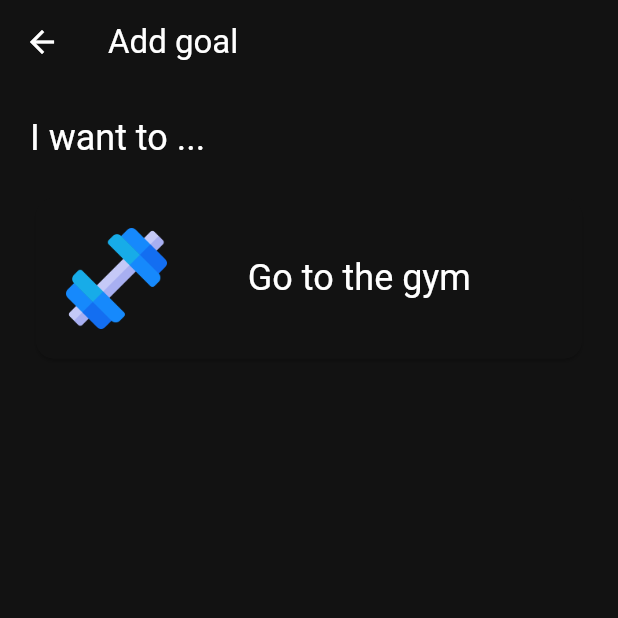
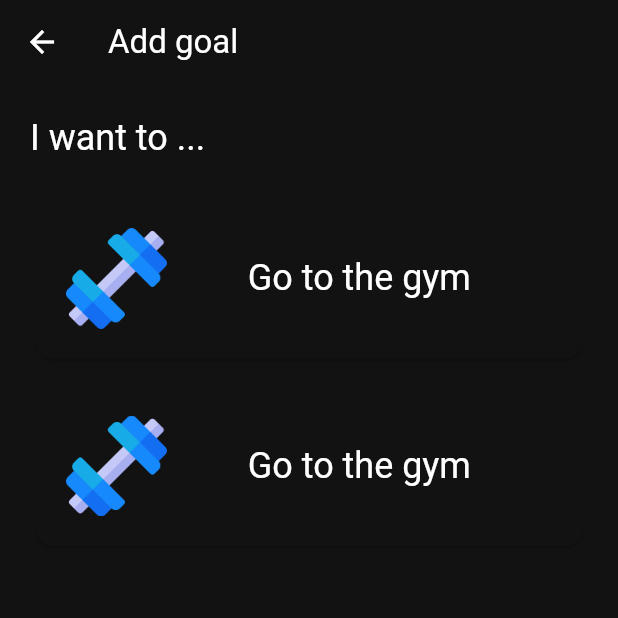
Before and after one commit to Gabriel2048/Goaly, a Flutter app: the AddGoalScreen screen opened by its route, on a phone screen of 412 x 824 dp, the top half of it. Run offline on Flutter 3.47's test engine with Material 2 defaults, Android fonts, the phone set to English and light mode, and no system bars; our stand-ins replace cloud_firestore, cloud_functions, firebase_auth, firebase_core, flutter_riverpod, font_awesome_flutter and 2 more; accounts and stored records are empty; generated files the repository leaves out were written again; Roboto replaces fonts that are missing (Chewy).

Commit message:
Added addableGoalsProvider

```diff
--- /dev/null
+++ b/app/lib/providers/addable_goals_provider.dart
@@ -0,0 +1,15 @@
+import 'package:flutter_riverpod/flutter_riverpod.dart';
+
+final addableGoalsProvider = Provider<List<AddableGoal>>((ref) {
+  return [
+    AddableGoal('assets/goals/icons/gym.png', 'Go to the gym'),
+    AddableGoal('assets/goals/icons/gym.png', 'placeholder'),
+  ];
+});
+
+class AddableGoal {
+  final String assetPath;
+  final String description;
+
+  AddableGoal(this.assetPath, this.description);
+}
--- a/app/lib/ui/screens/add_goal/add_goal_screen.dart
+++ b/app/lib/ui/screens/add_goal/add_goal_screen.dart
@@ -1,4 +1,6 @@
 import 'package:flutter/material.dart';
+import 'package:flutter_riverpod/flutter_riverpod.dart';
+import 'package:goaly/providers/addable_goals_provider.dart';
 import 'package:goaly/ui/screens/add_goal/add_goal_card.dart';
 import 'package:google_fonts/google_fonts.dart';
 
@@ -28,11 +30,16 @@ class AddGoalScreen extends StatelessWidget {
               height: 20,
             ),
             Expanded(
-              child: ListView.separated(
-                itemBuilder: (_, __) => const AddGoalCard(),
-                separatorBuilder: (BuildContext context, int index) =>
-                    const SizedBox(height: 10),
-                itemCount: 1,
+              child: Consumer(
+                builder: (BuildContext context, WidgetRef ref, Widget? child) {
+                  final addableGoals = ref.watch(addableGoalsProvider);
+                  return ListView.separated(
+                    itemBuilder: (_, __) => const AddGoalCard(),
+                    separatorBuilder: (_, __) => child!,
+                    itemCount: addableGoals.length,
+                  );
+                },
+                child: const SizedBox(height: 10),
               ),
             )
           ],
```
